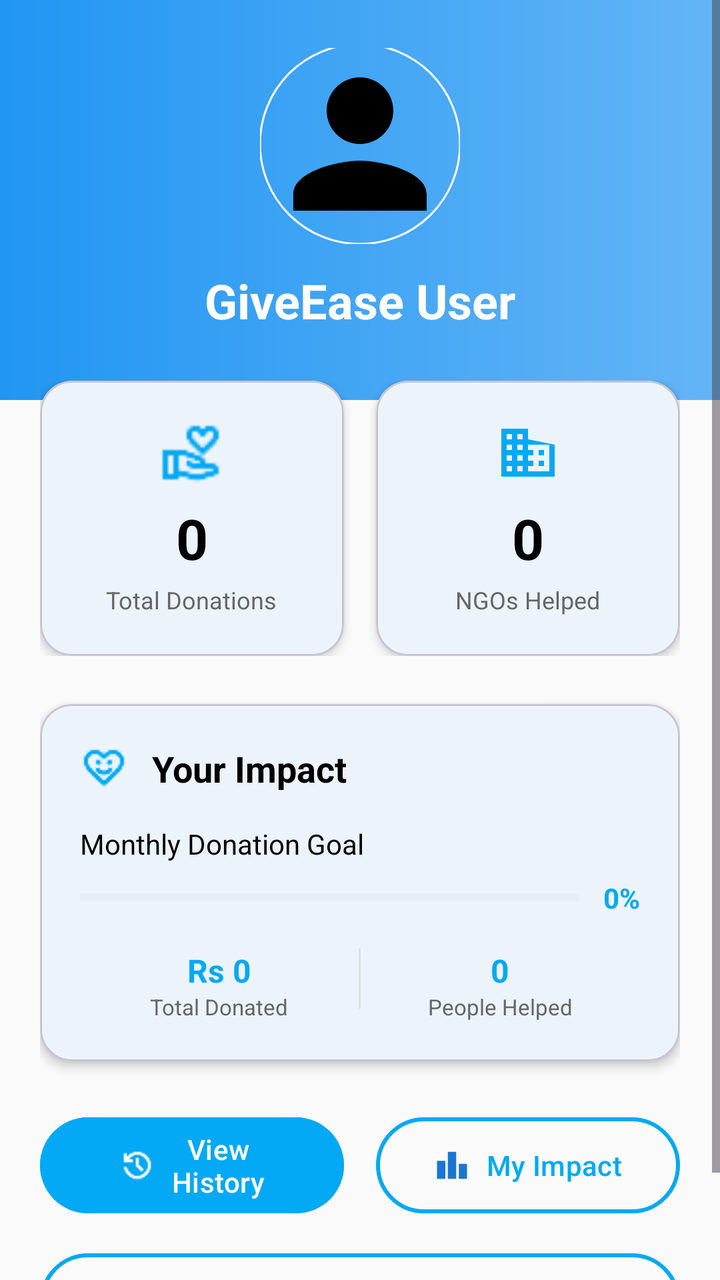
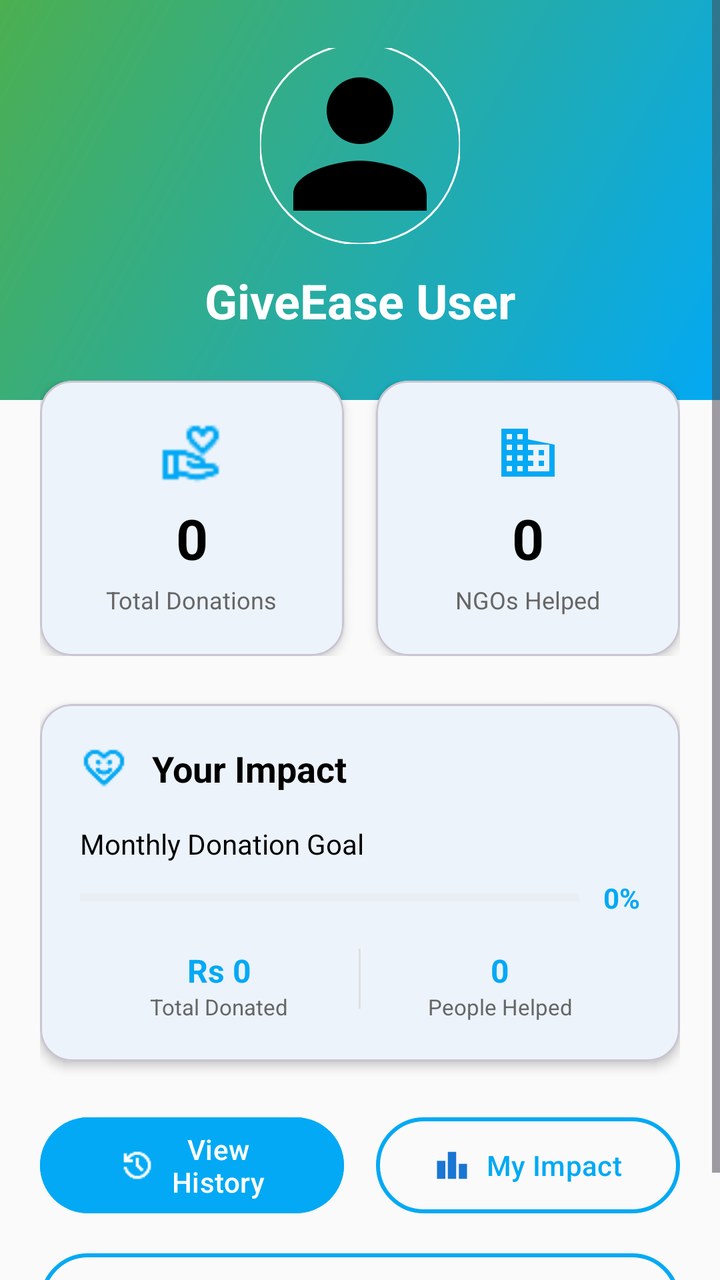

Two renders of the same Android screen: before a commit and after it. Below are the layout's source before the change and the commit's diff.
<!-- AndroidManifest.xml: application theme Theme.GiveEase -->
<!-- res/layout/fragment_donor_profile.xml -->
<?xml version="1.0" encoding="utf-8"?>
<ScrollView xmlns:android="http://schemas.android.com/apk/res/android"
    xmlns:app="http://schemas.android.com/apk/res-auto"
    android:layout_width="match_parent"
    android:layout_height="match_parent"
    android:background="@color/background"
    android:fillViewport="true">

    <LinearLayout
        android:layout_width="match_parent"
        android:layout_height="wrap_content"
        android:orientation="vertical">

        <RelativeLayout
            android:layout_width="match_parent"
            android:layout_height="200dp"
            android:background="@drawable/profile_header_gradient">

            <LinearLayout
                android:layout_width="match_parent"
                android:layout_height="wrap_content"
                android:orientation="vertical"
                android:gravity="center"
                android:layout_centerInParent="true"
                android:padding="24dp">

                <com.google.android.material.imageview.ShapeableImageView
                    android:id="@+id/imgProfile"
                    android:layout_width="100dp"
                    android:layout_height="100dp"
                    android:src="@drawable/sample_profile"
                    android:scaleType="centerCrop"
                    app:shapeAppearanceOverlay="@style/CircleImageView"
                    app:strokeColor="@android:color/white"
                    app:strokeWidth="1dp"
                    android:layout_marginBottom="12dp" />

                <TextView
                    android:id="@+id/tvDonorName"
                    android:layout_width="wrap_content"
                    android:layout_height="wrap_content"
                    android:text="GiveEase User"
                    android:textSize="24sp"
                    android:textColor="@android:color/white"
                    android:textStyle="bold"
                    android:layout_marginBottom="4dp" />

                <TextView
                    android:id="@+id/tvDonorEmail"
                    android:layout_width="wrap_content"
                    android:layout_height="wrap_content"
                    android:text="saad@example.com"
                    android:textColor="@android:color/white"
                    android:textSize="16sp"
                    android:alpha="0.9"
                    android:layout_marginBottom="8dp" />

                <LinearLayout
                    android:layout_width="wrap_content"
                    android:layout_height="wrap_content"
                    android:orientation="horizontal">

                    <TextView
                        android:layout_width="wrap_content"
                        android:layout_height="wrap_content"
                        android:text="⭐ Top Donor"
                        android:background="@drawable/white_badge_background"
                        android:paddingHorizontal="12dp"
                        android:paddingVertical="6dp"
                        android:textSize="12sp"
                        android:textStyle="bold"
                        android:textColor="@color/secondary"
                        android:layout_marginEnd="8dp" />

                    <TextView
                        android:layout_width="wrap_content"
                        android:layout_height="wrap_content"
                        android:text="🏆 5 Years"
                        android:background="@drawable/white_badge_background"
                        android:paddingHorizontal="12dp"
                        android:paddingVertical="6dp"
                        android:textSize="12sp"
                        android:textStyle="bold"
                        android:textColor="@color/secondary" />
                </LinearLayout>
            </LinearLayout>
        </RelativeLayout>

        <LinearLayout
            android:layout_width="match_parent"
            android:layout_height="wrap_content"
            android:orientation="vertical"
            android:padding="20dp"
            android:layout_marginTop="-30dp">

            <LinearLayout
                android:layout_width="match_parent"
                android:layout_height="wrap_content"
                android:orientation="horizontal"
                android:layout_marginBottom="24dp">

                <com.google.android.material.card.MaterialCardView
                    android:layout_width="0dp"
                    android:layout_height="wrap_content"
                    android:layout_weight="1"
                    android:layout_marginEnd="8dp"
                    app:cardCornerRadius="16dp"
                    app:cardElevation="3dp"
                    app:cardBackgroundColor="@android:color/white">

                    <LinearLayout
                        android:layout_width="match_parent"
                        android:layout_height="wrap_content"
                        android:orientation="vertical"
                        android:padding="20dp"
                        android:gravity="center">

                        <ImageView
                            android:layout_width="32dp"
                            android:layout_height="32dp"
                            android:src="@drawable/ic_donation"
                            app:tint="@color/secondary"
                            android:layout_marginBottom="8dp" />

                        <TextView
                            android:id="@+id/tvTotalDonations"
                            android:layout_width="wrap_content"
                            android:layout_height="wrap_content"
                            android:text="0"
                            android:textSize="28sp"
                            android:textStyle="bold"
                            android:textColor="@android:color/black"
                            android:layout_marginBottom="4dp" />

                        <TextView
                            android:layout_width="wrap_content"
                            android:layout_height="wrap_content"
                            android:text="Total Donations"
                            android:textColor="#666666"
                            android:textSize="12sp"
                            android:gravity="center" />
                    </LinearLayout>
                </com.google.android.material.card.MaterialCardView>

                <com.google.android.material.card.MaterialCardView
                    android:layout_width="0dp"
                    android:layout_height="wrap_content"
                    android:layout_weight="1"
                    android:layout_marginStart="8dp"
                    app:cardCornerRadius="16dp"
                    app:cardElevation="3dp"
                    app:cardBackgroundColor="@android:color/white">

                    <LinearLayout
                        android:layout_width="match_parent"
                        android:layout_height="wrap_content"
                        android:orientation="vertical"
                        android:padding="20dp"
                        android:gravity="center">

                        <ImageView
                            android:layout_width="32dp"
                            android:layout_height="32dp"
                            android:src="@drawable/ic_organization"
                            app:tint="@color/secondary"
                            android:layout_marginBottom="8dp" />

                        <TextView
                            android:id="@+id/tvNGOsSupported"
                            android:layout_width="wrap_content"
                            android:layout_height="wrap_content"
                            android:text="0"
                            android:textSize="28sp"
                            android:textStyle="bold"
                            android:textColor="@android:color/black"
                            android:layout_marginBottom="4dp" />

                        <TextView
                            android:layout_width="wrap_content"
                            android:layout_height="wrap_content"
                            android:text="NGOs Helped"
                            android:textColor="#666666"
                            android:textSize="12sp"
                            android:gravity="center" />
                    </LinearLayout>
                </com.google.android.material.card.MaterialCardView>
            </LinearLayout>

            <com.google.android.material.card.MaterialCardView
                android:layout_width="match_parent"
                android:layout_height="wrap_content"
                android:layout_marginBottom="24dp"
                app:cardCornerRadius="16dp"
                app:cardElevation="3dp"
                app:cardBackgroundColor="@android:color/white">

                <LinearLayout
                    android:layout_width="match_parent"
                    android:layout_height="wrap_content"
                    android:orientation="vertical"
                    android:padding="20dp">

                    <LinearLayout
                        android:layout_width="match_parent"
                        android:layout_height="wrap_content"
                        android:orientation="horizontal"
                        android:gravity="center_vertical"
                        android:layout_marginBottom="16dp">

                        <ImageView
                            android:layout_width="24dp"
                            android:layout_height="24dp"
                            android:src="@drawable/ic_heart"
                            app:tint="@color/secondary" />

                        <TextView
                            android:layout_width="wrap_content"
                            android:layout_height="wrap_content"
                            android:text="Your Impact"
                            android:textSize="18sp"
                            android:textStyle="bold"
                            android:textColor="@android:color/black"
                            android:layout_marginStart="12dp" />
                    </LinearLayout>

                    <TextView
                        android:layout_width="wrap_content"
                        android:layout_height="wrap_content"
                        android:text="Monthly Donation Goal"
                        android:textSize="14sp"
                        android:textColor="@android:color/black"
                        android:layout_marginBottom="8dp" />

                    <LinearLayout
                        android:layout_width="match_parent"
                        android:layout_height="wrap_content"
                        android:orientation="horizontal"
                        android:gravity="center_vertical"
                        android:layout_marginBottom="16dp">

                        <ProgressBar
                            android:id="@+id/progressDonationGoal"
                            style="?android:attr/progressBarStyleHorizontal"
                            android:layout_width="0dp"
                            android:layout_height="8dp"
                            android:layout_weight="1"
                            android:progress="0"
                            android:progressTint="@color/secondary"
                            android:progressBackgroundTint="#E0E0E0" />

                        <TextView
                            android:id="@+id/tvProgressPercent"
                            android:layout_width="wrap_content"
                            android:layout_height="wrap_content"
                            android:text="0%"
                            android:layout_marginStart="12dp"
                            android:textColor="@color/secondary"
                            android:textStyle="bold" />
                    </LinearLayout>

                    <LinearLayout
                        android:layout_width="match_parent"
                        android:layout_height="wrap_content"
                        android:orientation="horizontal">

                        <LinearLayout
                            android:layout_width="0dp"
                            android:layout_height="wrap_content"
                            android:layout_weight="1"
                            android:orientation="vertical"
                            android:gravity="center">

                            <TextView
                                android:id="@+id/tvTotalAmount"
                                android:layout_width="wrap_content"
                                android:layout_height="wrap_content"
                                android:text="Rs 0"
                                android:textSize="16sp"
                                android:textStyle="bold"
                                android:textColor="@color/secondary" />

                            <TextView
                                android:layout_width="wrap_content"
                                android:layout_height="wrap_content"
                                android:text="Total Donated"
                                android:textSize="11sp"
                                android:textColor="#666666" />
                        </LinearLayout>

                        <View
                            android:layout_width="1dp"
                            android:layout_height="30dp"
                            android:background="#E0E0E0" />

                        <LinearLayout
                            android:layout_width="0dp"
                            android:layout_height="wrap_content"
                            android:layout_weight="1"
                            android:orientation="vertical"
                            android:gravity="center">

                            <TextView
                                android:id="@+id/tvPeopleHelped"
                                android:layout_width="wrap_content"
                                android:layout_height="wrap_content"
                                android:text="0"
                                android:textSize="16sp"
                                android:textStyle="bold"
                                android:textColor="@color/secondary" />

                            <TextView
                                android:layout_width="wrap_content"
                                android:layout_height="wrap_content"
                                android:text="People Helped"
                                android:textSize="11sp"
                                android:textColor="#666666" />
                        </LinearLayout>
                    </LinearLayout>
                </LinearLayout>
            </com.google.android.material.card.MaterialCardView>

            <LinearLayout
                android:layout_width="match_parent"
                android:layout_height="wrap_content"
                android:orientation="vertical">

                <LinearLayout
                    android:layout_width="match_parent"
                    android:layout_height="wrap_content"
                    android:orientation="horizontal"
                    android:layout_marginBottom="12dp"
                    android:baselineAligned="false">

                    <com.google.android.material.button.MaterialButton
                        android:id="@+id/btnDonationHistory"
                        android:layout_width="0dp"
                        android:layout_height="56dp"
                        android:layout_weight="1"
                        android:text="View History"
                        android:textSize="14sp"
                        android:textAllCaps="false"
                        app:icon="@drawable/ic_history"
                        app:iconGravity="textStart"
                        app:iconPadding="8dp"
                        app:cornerRadius="28dp"
                        android:layout_marginEnd="8dp"
                        android:backgroundTint="@color/secondary"
                        style="@style/Widget.Material3.Button" />

                    <com.google.android.material.button.MaterialButton
                        android:id="@+id/btnMyCampaigns"
                        android:layout_width="0dp"
                        android:layout_height="56dp"
                        android:layout_weight="1"
                        android:text="My Impact"
                        android:textSize="14sp"
                        android:textAllCaps="false"
                        app:icon="@drawable/ic_leaderboard1"
                        app:iconGravity="textStart"
                        app:iconPadding="8dp"
                        app:cornerRadius="28dp"
                        android:layout_marginStart="8dp"
                        app:strokeColor="@color/secondary"
                        app:strokeWidth="2dp"
                        android:textColor="@color/secondary"
                        android:backgroundTint="@android:color/transparent"
                        style="@style/Widget.Material3.Button.OutlinedButton" />
                </LinearLayout>

                <com.google.android.material.button.MaterialButton
                    android:id="@+id/btnGoToSettings"
                    android:layout_width="match_parent"
                    android:layout_height="56dp"
                    android:text="Settings"
                    android:textSize="14sp"
                    android:textAllCaps="false"
                    app:icon="@drawable/ic_settings"
                    app:iconGravity="textStart"
                    app:iconPadding="8dp"
                    app:cornerRadius="28dp"
                    app:strokeColor="@color/secondary"
                    app:strokeWidth="2dp"
                    android:textColor="@color/secondary"
                    android:backgroundTint="@android:color/transparent"
                    style="@style/Widget.Material3.Button.OutlinedButton" />
            </LinearLayout>
        </LinearLayout>
    </LinearLayout>
</ScrollView>
<!-- resources referenced by this layout -->
<resources>
  <color name="background">#FAFAFA</color>
  <color name="secondary">#03A9F4</color>
  <!-- drawable ic_donation: png bitmap (drawable, 513 bytes) -->
  <!-- drawable ic_heart: png bitmap (drawable, 512 bytes) -->
  <!-- drawable ic_history: png bitmap (drawable, 413 bytes) -->
  <!-- drawable ic_leaderboard1 (drawable) -->
  <vector xmlns:android="http://schemas.android.com/apk/res/android"
      android:width="24dp"
      android:height="24dp"
      android:viewportWidth="24"
      android:viewportHeight="24">
      <path
          android:fillColor="#FF000000"
          android:pathData="M7.5,21H2V9h5.5V21zM14.75,3h-5.5v18h5.5V3zM22,11h-5.5v10H22V11z"/>
  </vector>
  <!-- drawable ic_organization (drawable) -->
  <vector xmlns:android="http://schemas.android.com/apk/res/android"
      android:width="24dp"
      android:height="24dp"
      android:viewportWidth="24"
      android:viewportHeight="24">
      <path
          android:fillColor="#FF000000"
          android:pathData="M12,7L12,3L2,3v18h20L22,9L12,7zM6,19L4,19v-2h2v2zM6,15L4,15v-2h2v2zM6,11L4,11L4,9h2v2zM6,7L4,7L4,5h2v2zM10,19L8,19v-2h2v2zM10,15L8,15v-2h2v2zM10,11L8,11L8,9h2v2zM10,7L8,7L8,5h2v2zM20,19h-8v-2h2v-2h-2v-2h2v-2h-2L12,9h8v10zM18,11h-2v2h2v-2zM18,15h-2v2h2v-2z"/>
  </vector>
  <!-- drawable ic_settings: png bitmap (drawable, 585 bytes) -->
  <!-- drawable profile_header_gradient (drawable) -->
  <?xml version="1.0" encoding="utf-8"?>
  <shape xmlns:android="http://schemas.android.com/apk/res/android">
      <gradient
          android:startColor="#2196F3"
          android:endColor="#64B5F6"
          android:angle="0"/>
  </shape>
  <!-- drawable sample_profile (drawable) -->
  <vector xmlns:android="http://schemas.android.com/apk/res/android"
      android:width="24dp"
      android:height="24dp"
      android:viewportWidth="24"
      android:viewportHeight="24">
      <path
          android:fillColor="#FF000000"
          android:pathData="M12,12c2.21,0 4,-1.79 4,-4s-1.79,-4 -4,-4s-4,1.79 -4,4S9.79,12 12,12zM12,14c-2.67,0 -8,1.34 -8,4v2h16v-2C20,15.34 14.67,14 12,14z"/>
  </vector>
  <!-- drawable white_badge_background (drawable) -->
  <shape xmlns:android="http://schemas.android.com/apk/res/android">
      <solid android:color="@android:color/white" />
      <corners android:radius="16dp" />
      <stroke android:width="1dp" android:color="#E0E0E0" />
  </shape>
  <style name="CircleImageView" parent="">
          <item name="cornerFamily">rounded</item>
          <item name="cornerSize">50%</item>
      </style>
  <style name="Theme.GiveEase" parent="Theme.Material3.Light.NoActionBar">
          
          <item name="colorPrimary">@color/primary_blue</item>
          <item name="colorOnPrimary">@color/white</item>
          <item name="colorSecondary">@color/teal_200</item>
          <item name="colorOnSecondary">@color/black</item>
  
          
          <item name="android:windowBackground">@color/background</item>
          <item name="colorSurface">@color/surface</item>
          <item name="colorOnSurface">@color/onSurface</item>
          <item name="colorOnBackground">@color/onBackground</item>
  
          
          <item name="android:statusBarColor" tools:targetApi="l">?attr/colorPrimary</item>
  
      </style>
  <color name="primary_blue">#1976D2</color>
  <color name="white">#FFFFFFFF</color>
  <color name="teal_200">#FF03DAC5</color>
  <color name="black">#FF000000</color>
  <color name="surface">#FFFFFF</color>
  <color name="onSurface">#212121</color>
  <color name="onBackground">#212121</color>
</resources>

<!-- the commit's change to res/layout/fragment_donor_profile.xml (unified diff, before → after) -->
@@ -14,7 +14,7 @@
         <RelativeLayout
             android:layout_width="match_parent"
             android:layout_height="200dp"
-            android:background="@drawable/profile_header_gradient">
+            android:background="@drawable/home_header_gradient">
 
             <LinearLayout
                 android:layout_width="match_parent"
<!-- resource entries referenced after the edit -->
@@ -2,6 +2,14 @@
 <resources>
   <color name="background">#FAFAFA</color>
   <color name="secondary">#03A9F4</color>
+  <!-- drawable home_header_gradient (drawable) -->
+  <shape xmlns:android="http://schemas.android.com/apk/res/android">
+      <gradient
+          android:angle="135"
+          android:startColor="@color/secondary"
+          android:endColor="@color/primary"
+          android:type="linear" />
+  </shape>
   <!-- drawable ic_donation: png bitmap (drawable, 513 bytes) -->
   <!-- drawable ic_heart: png bitmap (drawable, 512 bytes) -->
   <!-- drawable ic_history: png bitmap (drawable, 413 bytes) -->
@@ -26,14 +34,6 @@
           android:pathData="M12,7L12,3L2,3v18h20L22,9L12,7zM6,19L4,19v-2h2v2zM6,15L4,15v-2h2v2zM6,11L4,11L4,9h2v2zM6,7L4,7L4,5h2v2zM10,19L8,19v-2h2v2zM10,15L8,15v-2h2v2zM10,11L8,11L8,9h2v2zM10,7L8,7L8,5h2v2zM20,19h-8v-2h2v-2h-2v-2h2v-2h-2L12,9h8v10zM18,11h-2v2h2v-2zM18,15h-2v2h2v-2z"/>
   </vector>
   <!-- drawable ic_settings: png bitmap (drawable, 585 bytes) -->
-  <!-- drawable profile_header_gradient (drawable) -->
-  <?xml version="1.0" encoding="utf-8"?>
-  <shape xmlns:android="http://schemas.android.com/apk/res/android">
-      <gradient
-          android:startColor="#2196F3"
-          android:endColor="#64B5F6"
-          android:angle="0"/>
-  </shape>
   <!-- drawable sample_profile (drawable) -->
   <vector xmlns:android="http://schemas.android.com/apk/res/android"
       android:width="24dp"
@@ -71,6 +71,7 @@
           <item name="android:statusBarColor" tools:targetApi="l">?attr/colorPrimary</item>
   
       </style>
+  <color name="primary">#4CAF50</color>
   <color name="primary_blue">#1976D2</color>
   <color name="white">#FFFFFFFF</color>
   <color name="teal_200">#FF03DAC5</color>
